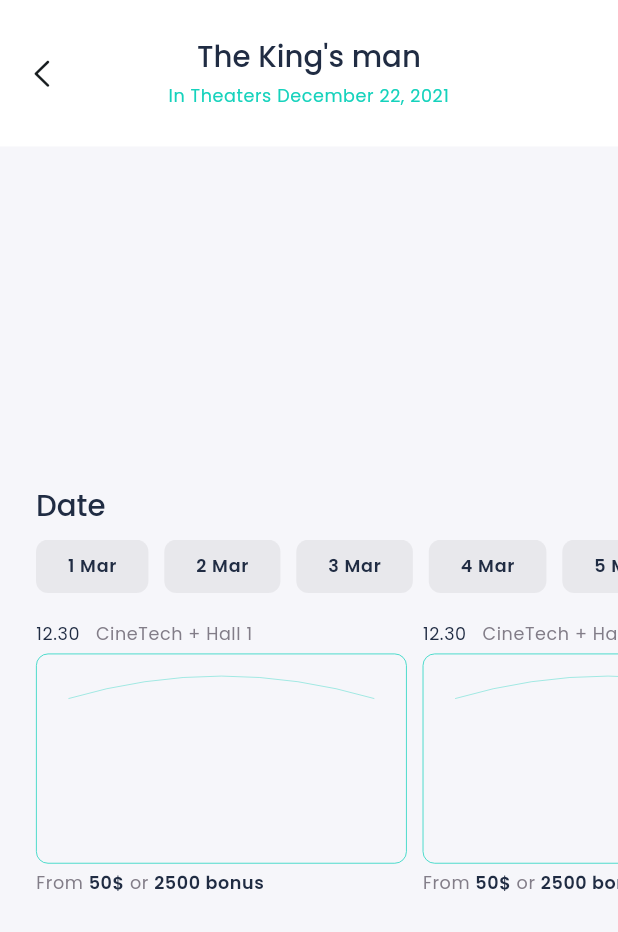
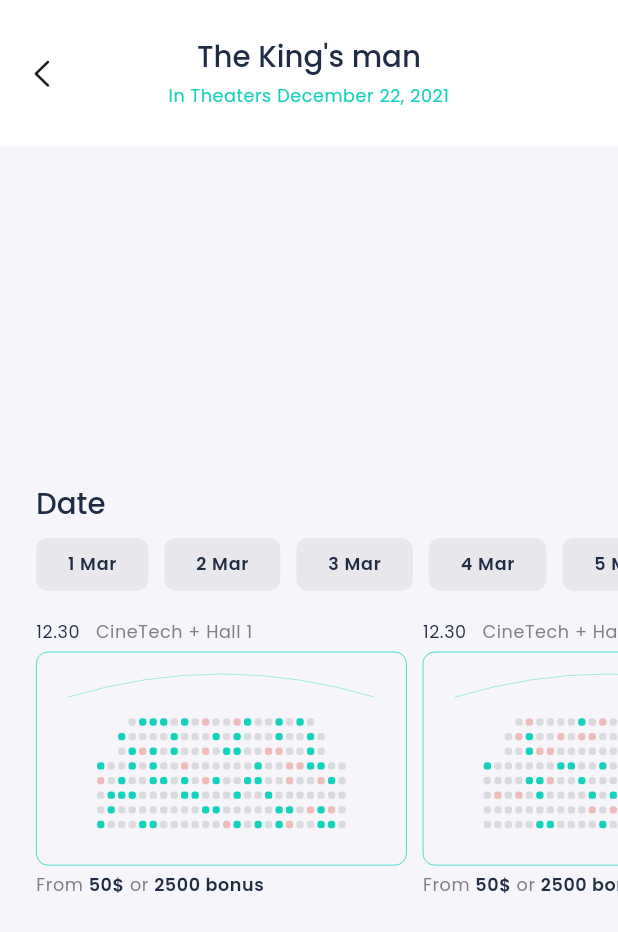
Before and after one commit to idaudk/daud_khan_tentwenty_assignment, a Flutter app: the TicketScreen screen opened by its route, on a phone screen of 412 x 824 dp. Shown: the top 932 px of the screen. Run offline on Flutter 3.47's test engine with Material 2 defaults, Android fonts, the phone set to English and light mode, and no system bars; our stand-ins replace bloc, cached_network_image, dartz, dio, equatable, flutter_bloc and 4 more; missing offline and left inert: book_my_seat; network calls fail; project files that could hold a hidden picture were left out.

Commit message:
ticket screen improved

```diff
--- a/lib/cubits/trailer_cubit/trailer_cubit.dart
+++ b/lib/cubits/trailer_cubit/trailer_cubit.dart
@@ -23,12 +23,6 @@ class TrailerCubit extends Cubit<TrailerState> {
     return super.close();
   }
 
-  onEnded(){
-    youtubePlayerController!.addListener(() {
-
-    });
-  }
-
   getTrailer({required int movieId}) async {
     emit(TrailerLoading());
     final response = await _moviesRepoImpl.getMovieTrailer(movieId: movieId);
--- a/lib/ui/movie_detail/movie_detail_screen.dart
+++ b/lib/ui/movie_detail/movie_detail_screen.dart
@@ -35,21 +35,21 @@ class _MovieDetailScreenState extends State<MovieDetailScreen> {
   @override
   void initState() {
     // Lock the orientation to landscape
-    SystemChrome.setPreferredOrientations([
-      DeviceOrientation.landscapeLeft,
-      DeviceOrientation.landscapeRight,
-    ]);
+    // SystemChrome.setPreferredOrientations([
+    //   DeviceOrientation.landscapeLeft,
+    //   DeviceOrientation.landscapeRight,
+    // ]);
     super.initState();
   }
 
   @override
   dispose() {
-    SystemChrome.setPreferredOrientations([
-      DeviceOrientation.landscapeRight,
-      DeviceOrientation.landscapeLeft,
-      DeviceOrientation.portraitUp,
-      DeviceOrientation.portraitDown,
-    ]);
+    // SystemChrome.setPreferredOrientations([
+    //   DeviceOrientation.landscapeRight,
+    //   DeviceOrientation.landscapeLeft,
+    //   DeviceOrientation.portraitUp,
+    //   DeviceOrientation.portraitDown,
+    // ]);
     super.dispose();
   }
 
--- a/lib/ui/resources/functions.dart
+++ b/lib/ui/resources/functions.dart
@@ -3,6 +3,7 @@ import 'dart:math';
 
 import 'package:flutter/material.dart';
 import 'package:intl/intl.dart';
+import 'package:movie_db_app/ui/resources/color_manager.dart';
 
 String getMonthNameFromNumber(int monthNumber) {
   if (monthNumber < 1 || monthNumber > 12) {
@@ -23,13 +24,12 @@ String getMonthNameFromNumber(int monthNumber) {
 
 final Random _random = Random();
 
-
 Color randomColor() {
   final List<Color> colors = [
-      Colors.white, // White with higher probability
-      Colors.red[100]!, // Light Red
-      Colors.orange[100]!, // Light Orange
-      Colors.green[100]!, // Light Green
+    ColorManager.lightGrey, // White with higher probability
+    ColorManager.aqua, // Light Red
+    ColorManager.aqua, // Light Orange
+    ColorManager.error.withOpacity(0.3), // Light Green
   ];
 
   final List<int> probabilities = [5, 1, 1, 1]; // Adjust probabilities here
--- a/lib/ui/ticket/ticket_screen.dart
+++ b/lib/ui/ticket/ticket_screen.dart
@@ -125,10 +125,33 @@ class TicketScreen extends StatelessWidget {
                               child: Container(
                                 alignment: Alignment.center,
                                 padding: EdgeInsets.symmetric(
-                                    horizontal: AppSize.s20.w,
+                                    horizontal: AppSize.s5.w,
                                     vertical: AppSize.s5.h),
                                 width: double.infinity,
-                                height: 100,
+                                child: Container(
+                                    margin: EdgeInsets.only(top: AppSize.s20.h),
+                                    color: ColorManager.almostWhite,
+                                    child: Column(
+                                      mainAxisAlignment:
+                                          MainAxisAlignment.center,
+                                      children: [
+                                        RowGenerator(18),
+                                        Gap(AppSize.s5.h),
+                                        RowGenerator(20),
+                                        Gap(AppSize.s5.h),
+                                        RowGenerator(20),
+                                        Gap(AppSize.s5.h),
+                                        RowGenerator(24),
+                                        Gap(AppSize.s5.h),
+                                        RowGenerator(24),
+                                        Gap(AppSize.s5.h),
+                                        RowGenerator(24),
+                                        Gap(AppSize.s5.h),
+                                        RowGenerator(24),
+                                        Gap(AppSize.s5.h),
+                                        RowGenerator(24),
+                                      ],
+                                    )),
                               ),
                             )),
                           ),
@@ -169,6 +192,23 @@ class TicketScreen extends StatelessWidget {
       ),
     );
   }
+
+  Row RowGenerator(int count) {
+    return Row(
+      mainAxisAlignment: MainAxisAlignment.center,
+      children: [
+        for (var i = 0; i < count; i++)
+          Container(
+            margin: EdgeInsets.symmetric(horizontal: AppSize.s1.w),
+            height: AppSize.s5.r,
+            decoration: BoxDecoration(
+                color: randomColor(),
+                borderRadius: BorderRadius.circular(AppSize.s2.r)),
+            width: AppSize.s5.r,
+          )
+      ],
+    );
+  }
 }
 
 class CurvePainter extends CustomPainter {
--- a/lib/ui/trailer/trailer_screen.dart
+++ b/lib/ui/trailer/trailer_screen.dart
@@ -37,7 +37,11 @@ class TrailerScreen extends StatelessWidget {
                 children: [
                   Center(
                       child: YoutubePlayer(
-                          controller: state.youtubePlayerController)),
+                    controller: state.youtubePlayerController,
+                    onEnded: (value) {
+                      Navigator.pop(context);
+                    },
+                  )),
                   Padding(
                     padding: const EdgeInsets.all(24),
                     child: ElevatedButton(
--- a/pubspec.yaml
+++ b/pubspec.yaml
@@ -49,6 +49,7 @@ dependencies:
   youtube_player_flutter: ^8.1.2
   cached_network_image: ^3.2.3
   book_my_seat: ^1.0.1
+  zoom_widget: ^2.0.0
 
 
 
```
Also changed, not shown: pubspec.lock. Lines whose indentation alone changed are shown as unchanged.
